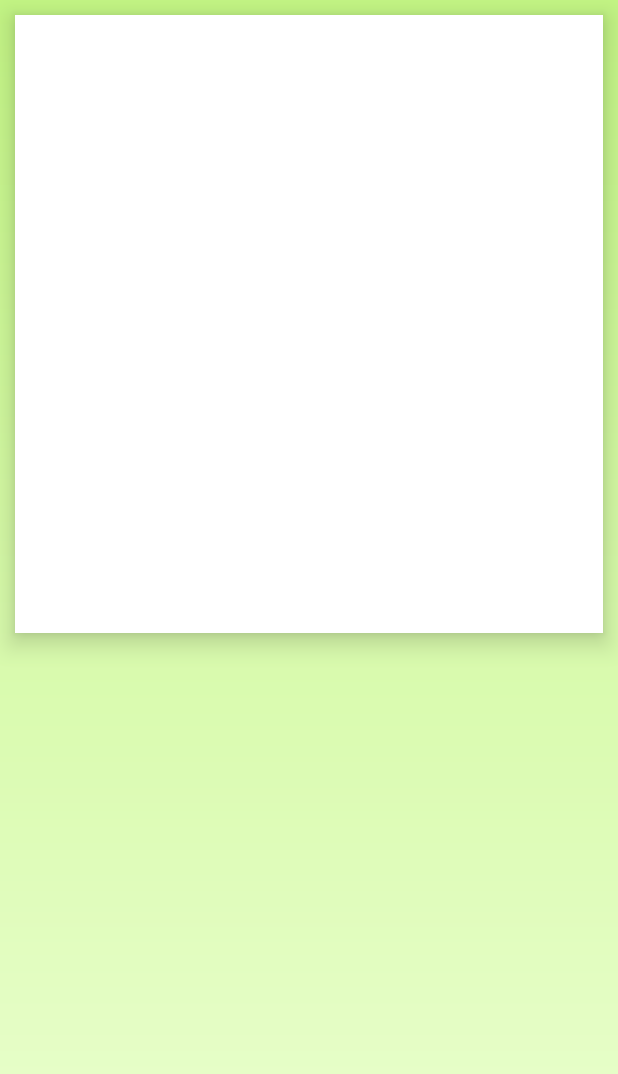
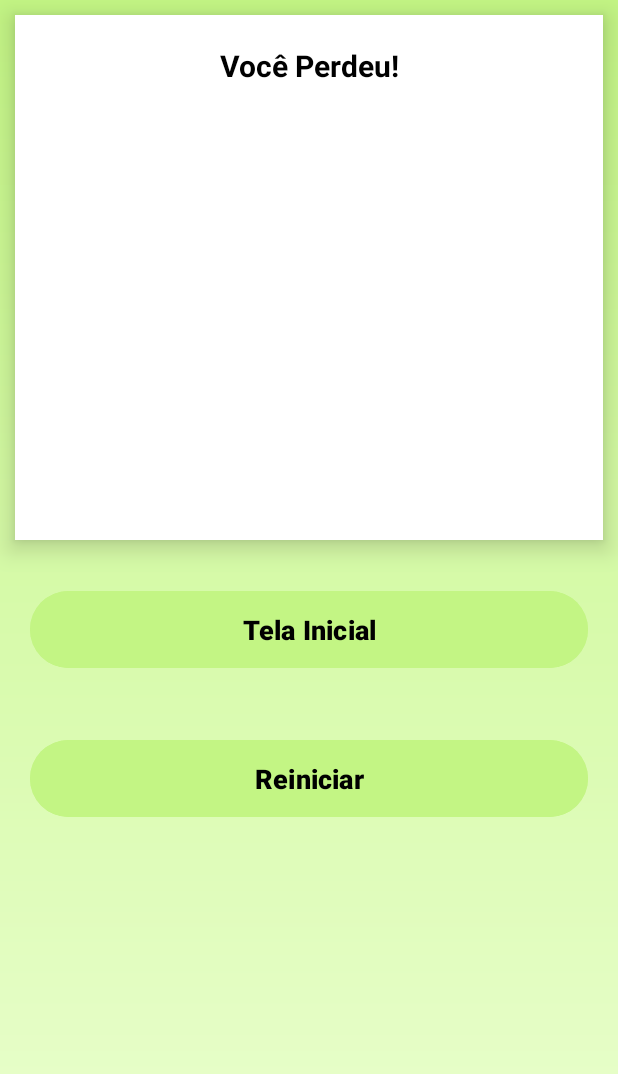
Before and after one commit to 2024-2-NCC3/Projeto4, an Android app: the FimDeJogo screen opened directly, with no data from a screen before it, on a phone screen of 412 x 824 dp. Shown: the top 1074 px of the screen. Run offline under Robolectric (Android 15) with nearby library versions, the phone set to English and light mode, and no system bars.

Commit message:
Ajustes em Bugs

```diff
--- a/src/frontend/app/src/main/java/br/fecap/pi/quizzods/FimDeJogo.java
+++ b/src/frontend/app/src/main/java/br/fecap/pi/quizzods/FimDeJogo.java
@@ -1,6 +1,9 @@
 package br.fecap.pi.quizzods;
 
+import android.content.Intent;
 import android.os.Bundle;
+import android.widget.Button;
+import android.widget.TextView;
 
 import androidx.activity.EdgeToEdge;
 import androidx.appcompat.app.AppCompatActivity;
@@ -10,11 +13,46 @@ import androidx.core.view.WindowInsetsCompat;
 
 public class FimDeJogo extends AppCompatActivity {
 
+    private TextView textoResultado;
+    private Button btnTelaInicial;
+    private Button btnReiniciar;
+
     @Override
     protected void onCreate(Bundle savedInstanceState) {
         super.onCreate(savedInstanceState);
+        setContentView(R.layout.activity_fim_de_jogo);
         EdgeToEdge.enable(this);
-        setContentView(R.layout.activity_fim_de_jogo);
+
+
+        textoResultado = findViewById(R.id.textoResultado);
+        btnTelaInicial = findViewById(R.id.btnTelaInicial);
+        btnReiniciar = findViewById(R.id.btnReiniciar);
+
+        Intent intent = getIntent();
+        int numeroQuestao = intent.getIntExtra("NUMERO_QUESTAO", 0);
+        int pontosTotais = intent.getIntExtra("PONTOS_TOTAIS", 0);
+        int vidas = intent.getIntExtra("VIDAS", 0);
+        textoResultado.toString().toUpperCase();
+
+        if (numeroQuestao > 9) {
+
+            textoResultado.setText("Você Venceu!");
+        }
+        else {
+            textoResultado.setText("Você Perdeu!");
+        }
+
+        btnTelaInicial.setOnClickListener(v -> {
+            Intent intent1 = new Intent(this, menuJogo .class);
+            startActivity(intent1);
+        });
+
+        btnReiniciar.setOnClickListener(v -> {
+            Intent intent2 = new Intent(this, gameplay.class);
+            startActivity(intent2);
+        });
+
+
         ViewCompat.setOnApplyWindowInsetsListener(findViewById(R.id.main), (v, insets) -> {
             Insets systemBars = insets.getInsets(WindowInsetsCompat.Type.systemBars());
             v.setPadding(systemBars.left, systemBars.top, systemBars.right, systemBars.bottom);
--- a/src/frontend/app/src/main/res/layout/activity_fim_de_jogo.xml
+++ b/src/frontend/app/src/main/res/layout/activity_fim_de_jogo.xml
@@ -1,25 +1,64 @@
 <?xml version="1.0" encoding="utf-8"?>
-<androidx.constraintlayout.widget.ConstraintLayout xmlns:android="http://schemas.android.com/apk/res/android"
+<RelativeLayout xmlns:android="http://schemas.android.com/apk/res/android"
     xmlns:app="http://schemas.android.com/apk/res-auto"
     xmlns:tools="http://schemas.android.com/tools"
     android:id="@+id/main"
     android:layout_width="match_parent"
     android:layout_height="match_parent"
-    tools:context=".FimDeJogo"
     android:background="@drawable/app_background"
-    >
+    tools:context=".FimDeJogo" >
 
-    <androidx.constraintlayout.widget.ConstraintLayout
-        android:layout_width="0dp"
-        android:layout_height="0dp"
+    <LinearLayout
+        android:id="@+id/quadradoFimDeJogo"
+        android:layout_width="match_parent"
+        android:layout_height="350dp"
         android:layout_margin="10dp"
+        android:orientation="vertical"
         android:background="@color/white"
-        app:layout_constraintTop_toTopOf="parent"
-        app:layout_constraintStart_toStartOf="parent"
-        app:layout_constraintEnd_toEndOf="parent"
-        app:layout_constraintHeight_percent="0.5"
         android:elevation="10dp"
         >
 
-    </androidx.constraintlayout.widget.ConstraintLayout>
-</androidx.constraintlayout.widget.ConstraintLayout>
+
+        <TextView
+            android:id="@+id/textoResultado"
+            android:layout_width="match_parent"
+            android:layout_height="wrap_content"
+            android:textColor="@color/black"
+            android:padding="20dp"
+            android:textStyle="bold"
+            android:textAlignment="center"
+            android:textSize="20dp"
+
+            android:text="TextView"
+
+
+            />
+    </LinearLayout>
+
+    <Button
+        android:id="@+id/btnTelaInicial"
+        android:layout_width="match_parent"
+        android:layout_height="wrap_content"
+        android:text="Tela Inicial"
+        android:layout_margin="20dp"
+        android:padding="13dp"
+        android:backgroundTint="#c3f584"
+        android:textSize="18sp"
+        android:textColor="@color/black"
+        android:textStyle="bold"
+        android:layout_below="@+id/quadradoFimDeJogo"></Button>
+
+    <Button
+        android:id="@+id/btnReiniciar"
+        android:layout_below="@+id/btnTelaInicial"
+        android:layout_width="match_parent"
+        android:layout_height="wrap_content"
+        android:layout_margin="20dp"
+        android:padding="13dp"
+        android:backgroundTint="#c3f584"
+        android:textSize="18sp"
+        android:textColor="@color/black"
+        android:textStyle="bold"
+        android:text="Reiniciar"
+        ></Button>
+</RelativeLayout>
```
Also changed, not shown: src/frontend/app/src/main/java/br/fecap/pi/quizzods/gameplay.java (+29 -4 lines), src/frontend/app/src/main/res/layout/activity_gameplay.xml (+9 -9 lines).
